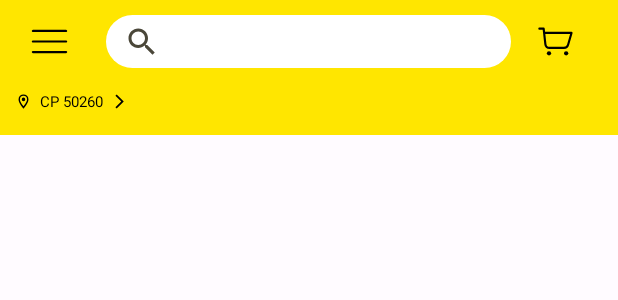
After one commit to RafaelMurrieta/MercadoLibre-copy, an Android app: the layout activity_product_view.xml on its own in the app's theme, with its tools: preview values and no code run, on a phone screen of 412 x 824 dp. The commit adds this screen. Shown: the top 300 px of the screen. Run offline under Robolectric (Android 15) with nearby library versions, the phone set to English and light mode, and no system bars.

Commit message:
Pantalla para informacion de productos

```diff
--- a/app/src/main/AndroidManifest.xml
+++ b/app/src/main/AndroidManifest.xml
@@ -15,6 +15,9 @@
         android:theme="@style/AppTheme"
         tools:overrideLibrary="com.android.car.ui"
         tools:targetApi="31">
+        <activity
+            android:name=".productView"
+            android:exported="false" />
         <activity
             android:name=".directions"
             android:exported="false" />
--- a/app/src/main/java/com/murrydev/mercadolibre/MainActivity.java
+++ b/app/src/main/java/com/murrydev/mercadolibre/MainActivity.java
@@ -87,4 +87,9 @@ public class MainActivity extends AppCompatActivity {
         recyclerView.setHasFixedSize(true);
         recyclerView.setAdapter(listAdapter);
     }
+
+    public void productView(View view){
+        Intent product = new Intent(this, productView.class);
+        startActivity(product);
+    }
 }
--- /dev/null
+++ b/app/src/main/java/com/murrydev/mercadolibre/productView.java
@@ -0,0 +1,24 @@
+package com.murrydev.mercadolibre;
+
+import android.os.Bundle;
+
+import androidx.activity.EdgeToEdge;
+import androidx.appcompat.app.AppCompatActivity;
+import androidx.core.graphics.Insets;
+import androidx.core.view.ViewCompat;
+import androidx.core.view.WindowInsetsCompat;
+
+public class productView extends AppCompatActivity {
+
+    @Override
+    protected void onCreate(Bundle savedInstanceState) {
+        super.onCreate(savedInstanceState);
+        EdgeToEdge.enable(this);
+        setContentView(R.layout.activity_product_view);
+        ViewCompat.setOnApplyWindowInsetsListener(findViewById(R.id.main), (v, insets) -> {
+            Insets systemBars = insets.getInsets(WindowInsetsCompat.Type.systemBars());
+            v.setPadding(systemBars.left, systemBars.top, systemBars.right, systemBars.bottom);
+            return insets;
+        });
+    }
+}
--- /dev/null
+++ b/app/src/main/res/layout/activity_product_view.xml
@@ -0,0 +1,85 @@
+<?xml version="1.0" encoding="utf-8"?>
+<androidx.constraintlayout.widget.ConstraintLayout xmlns:android="http://schemas.android.com/apk/res/android"
+    xmlns:app="http://schemas.android.com/apk/res-auto"
+    xmlns:tools="http://schemas.android.com/tools"
+    android:id="@+id/main"
+    android:layout_width="match_parent"
+    android:layout_height="match_parent"
+    tools:context=".productView">
+
+    <com.google.android.material.textfield.TextInputLayout
+        android:id="@+id/navbar"
+        android:layout_width="match_parent"
+        android:layout_height="90dp"
+        android:background="@color/seed"
+        android:orientation="horizontal"
+        app:layout_constraintEnd_toEndOf="parent"
+        app:layout_constraintStart_toStartOf="parent"
+        app:layout_constraintTop_toTopOf="parent">
+
+        <LinearLayout
+            android:layout_width="match_parent"
+            android:layout_height="wrap_content"
+            android:layout_margin="10dp"
+            android:background="@color/seed"
+            android:gravity="center_vertical"
+            android:orientation="horizontal">
+
+            <com.google.android.material.imageview.ShapeableImageView
+                android:layout_width="35dp"
+                android:layout_height="35dp"
+                android:layout_marginLeft="5dp"
+                android:background="@drawable/materialsymbolslightmenurounded" />
+
+            <SearchView
+                android:id="@+id/searchView"
+                android:layout_width="270dp"
+                android:layout_height="35dp"
+                android:layout_marginLeft="20dp"
+                android:background="@drawable/cuadradoborder"
+                android:queryHint="Buscar"
+                app:layout_constraintEnd_toEndOf="parent"
+                app:layout_constraintStart_toStartOf="parent"
+                app:layout_constraintTop_toTopOf="parent" />
+
+            <ImageButton
+                android:layout_width="30dp"
+                android:layout_height="30dp"
+                android:layout_marginLeft="15dp"
+                android:background="@drawable/systemuiconscart"
+                android:onClick="cartView" />
+        </LinearLayout>
+
+        <LinearLayout
+            android:layout_width="100dp"
+            android:layout_height="wrap_content"
+            android:layout_marginTop="5dp"
+            android:gravity="center_vertical"
+            android:onClick="direction"
+            android:orientation="horizontal">
+
+            <com.google.android.material.imageview.ShapeableImageView
+                android:id="@+id/arrowMap"
+                android:layout_width="11dp"
+                android:layout_height="11dp"
+                android:layout_marginLeft="10dp"
+                android:src="@drawable/mapselection" />
+
+            <com.google.android.material.textview.MaterialTextView
+                android:layout_width="wrap_content"
+                android:layout_height="wrap_content"
+                android:layout_marginLeft="5dp"
+                android:layout_marginRight="5dp"
+                android:text="CP 50260"
+                android:textColor="@color/black"
+                android:textSize="10dp" />
+
+            <ImageButton
+                android:layout_width="11dp"
+                android:layout_height="11dp"
+                android:background="@drawable/arrowleftshort" />
+        </LinearLayout>
+
+    </com.google.android.material.textfield.TextInputLayout>
+
+</androidx.constraintlayout.widget.ConstraintLayout>
--- a/app/src/main/res/layout/list_elements.xml
+++ b/app/src/main/res/layout/list_elements.xml
@@ -11,6 +11,7 @@
     app:cardUseCompatPadding="true"
     >
     <LinearLayout
+        android:onClick="productView"
         android:layout_width="match_parent"
         android:layout_height="200dp"
         android:orientation="vertical"
```
